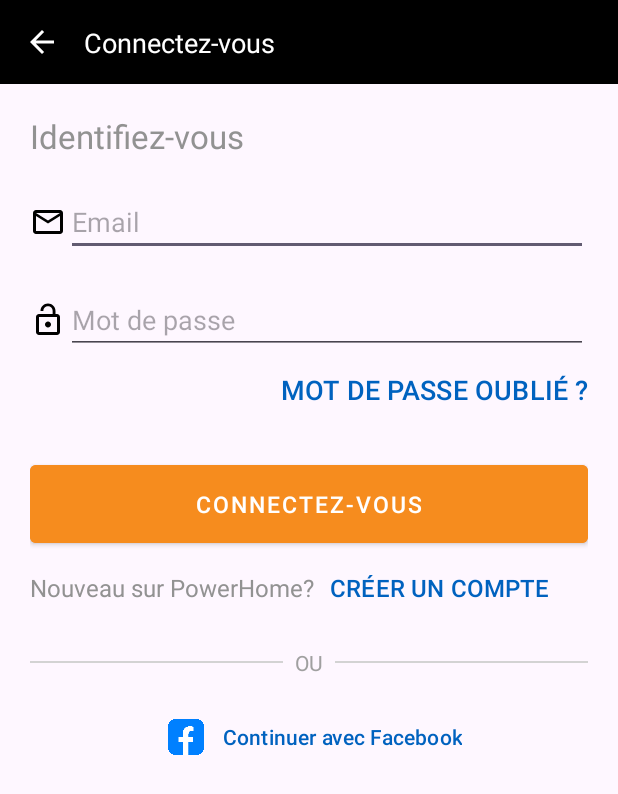
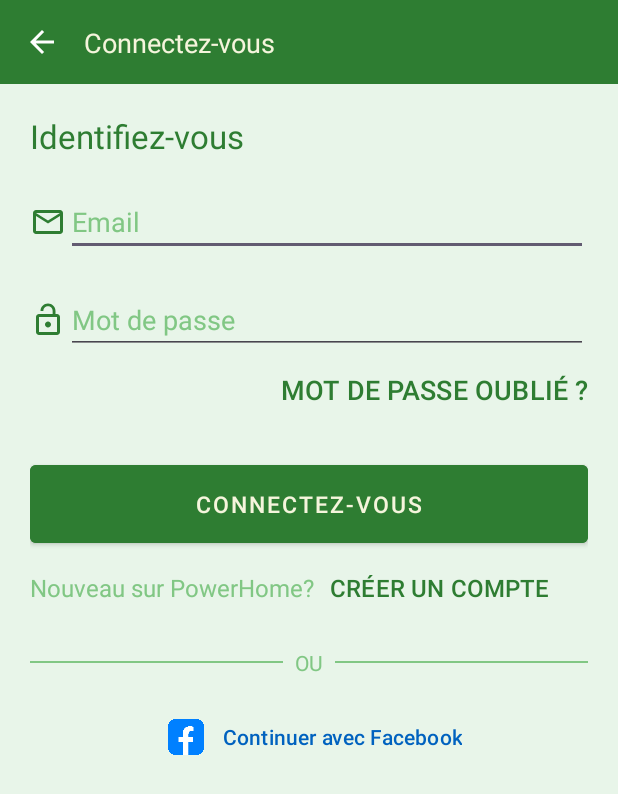
Before and after one commit to FlorianKP/Projet_Dev_Mobile, an Android app: the screen it shows after launch (LoginActivity), on a phone screen of 412 x 824 dp. Shown: the top 794 px of the screen. Run offline under Robolectric (Android 15) with nearby library versions, the phone set to English and light mode, and no system bars; libraries missing offline, so code that uses them is left out: com.koushikdutta.async, com.koushikdutta.ion; pictures from the network do not load.

Commit message:
changement du front de login, register

```diff
--- a/app/src/main/res/drawable/baseline_lock_open_24.xml
+++ b/app/src/main/res/drawable/baseline_lock_open_24.xml
@@ -1,4 +1,4 @@
-<vector xmlns:android="http://schemas.android.com/apk/res/android" android:height="24dp" android:tint="#000000" android:viewportHeight="24" android:viewportWidth="24" android:width="24dp">
+<vector xmlns:android="http://schemas.android.com/apk/res/android" android:height="24dp" android:tint="#FFFFFF" android:viewportHeight="24" android:viewportWidth="24" android:width="24dp">
 
     <path android:fillColor="@android:color/white" android:pathData="M12,17c1.1,0 2,-0.9 2,-2s-0.9,-2 -2,-2 -2,0.9 -2,2 0.9,2 2,2zM18,8h-1L17,6c0,-2.76 -2.24,-5 -5,-5S7,3.24 7,6h1.9c0,-1.71 1.39,-3.1 3.1,-3.1 1.71,0 3.1,1.39 3.1,3.1v2L6,8c-1.1,0 -2,0.9 -2,2v10c0,1.1 0.9,2 2,2h12c1.1,0 2,-0.9 2,-2L20,10c0,-1.1 -0.9,-2 -2,-2zM18,20L6,20L6,10h12v10z"/>
 
--- a/app/src/main/res/drawable/baseline_mail_outline_24.xml
+++ b/app/src/main/res/drawable/baseline_mail_outline_24.xml
@@ -1,4 +1,4 @@
-<vector xmlns:android="http://schemas.android.com/apk/res/android" android:height="24dp" android:tint="#000000" android:viewportHeight="24" android:viewportWidth="24" android:width="24dp">
+<vector xmlns:android="http://schemas.android.com/apk/res/android" android:height="24dp" android:tint="#FFFFFF" android:viewportHeight="24" android:viewportWidth="24" android:width="24dp">
 
     <path android:fillColor="@android:color/white" android:pathData="M20,4L4,4c-1.1,0 -1.99,0.9 -1.99,2L2,18c0,1.1 0.9,2 2,2h16c1.1,0 2,-0.9 2,-2L22,6c0,-1.1 -0.9,-2 -2,-2zM20,18L4,18L4,8l8,5 8,-5v10zM12,11L4,6h16l-8,5z"/>
 
--- a/app/src/main/res/layout/activity_login.xml
+++ b/app/src/main/res/layout/activity_login.xml
@@ -6,14 +6,15 @@
     android:layout_width="match_parent"
     android:layout_height="match_parent"
     android:orientation="vertical"
+    android:background="@color/eco_green_light"
     tools:context=".LoginActivity">
     <LinearLayout
         android:id="@+id/header"
         android:layout_width="match_parent"
         android:layout_height="56dp"
-        android:background="#000000"
         android:orientation="horizontal"
         android:padding="16dp"
+        android:background="@color/eco_green_dark"
         android:gravity="center_vertical"
         android:weightSum="1"
         app:layout_constraintTop_toTopOf="parent">
@@ -34,7 +35,7 @@
             android:layout_width="0dp"
             android:layout_height="wrap_content"
             android:text="Connectez-vous"
-            android:textColor="#FFFFFF"
+            android:textColor="@color/eco_beige"
             android:textSize="18sp"
             android:layout_weight="1"
             />
@@ -53,7 +54,7 @@
         android:textSize="22sp"
         android:layout_marginBottom="20dp"
         android:layout_gravity="start"
-        android:textColor="@color/grey"
+        android:textColor="@color/eco_green_dark"
         />
     <LinearLayout
         android:layout_width="match_parent"
@@ -62,13 +63,18 @@
         <ImageView
             android:layout_width="wrap_content"
             android:layout_height="wrap_content"
-            android:src="@drawable/baseline_mail_outline_24" />
+            android:src="@drawable/baseline_mail_outline_24"
+            app:tint="@color/eco_green_dark"
+            />
+
 
         <EditText
             android:id="@+id/etEmail"
             android:layout_width="match_parent"
             android:layout_height="wrap_content"
             android:hint="Email"
+            android:textColor="@color/eco_green_dark"
+            android:textColorHint="@color/eco_green_medium"
             android:inputType="textEmailAddress"/>
     </LinearLayout>
     <LinearLayout
@@ -79,12 +85,16 @@
         <ImageView
             android:layout_width="wrap_content"
             android:layout_height="wrap_content"
-            android:src="@drawable/baseline_lock_open_24" />
+            android:src="@drawable/baseline_lock_open_24"
+            app:tint="@color/eco_green_dark"
+            />
     <EditText
         android:id="@+id/etPassword"
         android:layout_width="match_parent"
         android:layout_height="wrap_content"
         android:hint="Mot de passe"
+        android:textColor="@color/eco_green_dark"
+        android:textColorHint="@color/eco_green_medium"
         android:inputType="textPassword"
         />
     </LinearLayout>
@@ -95,7 +105,7 @@
         android:background="@android:color/transparent"
         android:textSize="18sp"
         android:padding="0dp"
-        android:textColor="@color/blue"
+        android:textColor="@color/eco_green_dark"
         android:layout_gravity="end"
         android:onClick="clickForgottenPassWord"
         />
@@ -104,7 +114,8 @@
         android:layout_width="match_parent"
         android:layout_height="wrap_content"
         android:text="CONNECTEZ-VOUS"
-        android:backgroundTint="@color/orange"
+        android:textColor="@color/eco_beige"
+        android:backgroundTint="@color/eco_green_dark"
         android:layout_marginTop="20dp"
         android:textSize="15sp"
         android:padding="15dp"
@@ -118,14 +129,14 @@
             android:layout_width="wrap_content"
             android:layout_height="wrap_content"
             android:text="Nouveau sur PowerHome?"
-            android:textColor="@color/grey"
+            android:textColor="@color/eco_green_medium"
             android:textSize="16sp"/>
         <Button
             android:layout_width="wrap_content"
             android:layout_height="wrap_content"
             android:text="CRÉER UN COMPTE"
             android:background="@android:color/transparent"
-            android:textColor="@color/blue"
+            android:textColor="@color/eco_green_dark"
             android:textSize="16sp"
             android:padding="0dp"
             android:layout_marginLeft="10dp"
@@ -146,7 +157,7 @@
             android:layout_width="0dp"
             android:layout_height="1dp"
             android:layout_weight="1"
-            android:background="#D3D3D3"/>
+            android:background="@color/eco_green_medium"/>
 
         <!-- Texte "OU" -->
         <TextView
@@ -155,7 +166,7 @@
             android:text="OU"
             android:layout_marginStart="8dp"
             android:layout_marginEnd="8dp"
-            android:textColor="#A0A0A0"
+            android:textColor="@color/eco_green_medium"
             android:textSize="14sp"/>
 
         <!-- Ligne droite -->
@@ -163,7 +174,7 @@
             android:layout_width="0dp"
             android:layout_height="1dp"
             android:layout_weight="1"
-            android:background="#D3D3D3"/>
+            android:background="@color/eco_green_medium"/>
     </LinearLayout>
 
     <LinearLayout
--- a/app/src/main/res/layout/activity_splash.xml
+++ b/app/src/main/res/layout/activity_splash.xml
@@ -7,7 +7,7 @@
     android:layout_height="match_parent"
     android:orientation="vertical"
     android:gravity="center"
-    android:background="@color/white"
+    android:background="@color/eco_beige"
     android:id="@+id/splash">
 
     <ImageView
--- a/app/src/main/res/layout/item_habitat.xml
+++ b/app/src/main/res/layout/item_habitat.xml
@@ -11,7 +11,7 @@
         android:layout_height="wrap_content"
         android:textSize="16sp"
         android:textStyle="bold"
-        android:textColor="#000"
+        android:textColor="@color/eco_green_dark"
         android:layout_alignParentStart="true"
         android:layout_marginEnd="8dp"/>
 
@@ -22,7 +22,7 @@
         android:layout_width="wrap_content"
         android:layout_height="wrap_content"
         android:textSize="14sp"
-        android:textColor="#666"
+        android:textColor="@color/eco_green_medium"
         android:layout_below="@id/tvName"
         android:layout_alignStart="@id/tvName"
         android:layout_marginTop="4dp"/>
--- a/app/src/main/res/values/colors.xml
+++ b/app/src/main/res/values/colors.xml
@@ -5,4 +5,8 @@
     <color name="blue">#0062bf</color>
     <color name="orange">#F68C1E</color>
     <color name="grey">#929292</color>
+    <color name="eco_green_light">#E8F5E9</color>  <!-- Vert très clair -->
+    <color name="eco_green_medium">#81C784</color> <!-- Vert moyen -->
+    <color name="eco_green_dark">#2E7D32</color>   <!-- Vert foncé -->
+    <color name="eco_beige">#F5F5DC</color>        <!-- Beige naturel -->
 </resources>
```
Also changed, not shown: app/src/main/res/layout/activity_register.xml (+18 -5 lines).
